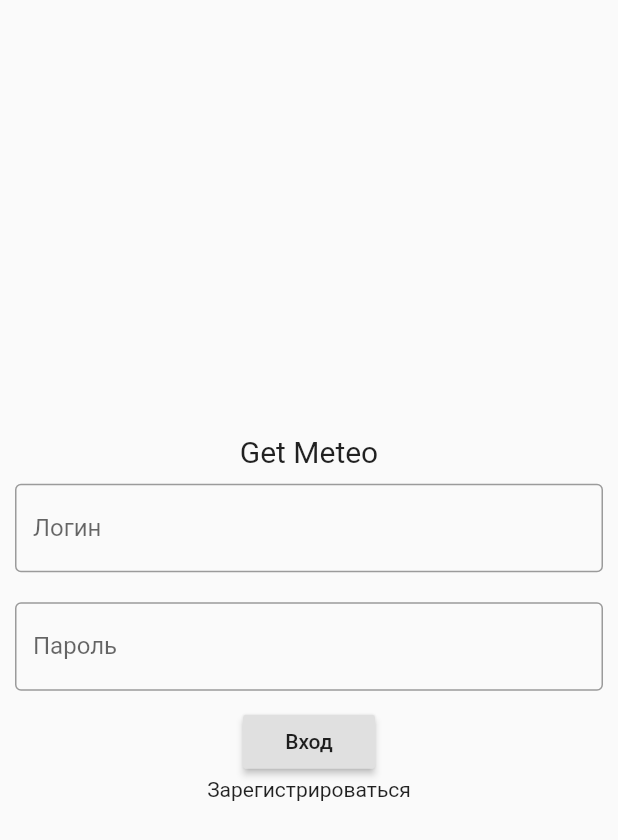
After one commit to nvsces/meteo, a Flutter app: the screen it shows after launch, after a tap on "Вход", on a phone screen of 412 x 824 dp. The commit adds this screen. Shown: the top 840 px of the screen. Run offline on Flutter 3.47's test engine with Material 2 defaults, Android fonts, the light colour scheme and no system bars; our stand-ins replace charts_flutter, cloud_firestore, firebase_auth, firebase_core, firebase_database, in_app_purchase; accounts and stored records are empty; network calls fail.

Commit message:
добавленна авторизация

```diff
--- a/lib/main.dart
+++ b/lib/main.dart
@@ -6,20 +6,28 @@ import 'package:flutter/material.dart';
 import 'package:firebase_core/firebase_core.dart';
 import 'package:in_app_purchase/in_app_purchase.dart';
 import 'package:meteo/funs.dart';
+import 'package:meteo/pages/landing_page.dart';
+import 'package:meteo/services/auth.dart';
 import 'package:meteo/widgets/charts_simple.dart';
 import 'package:meteo/models/sensor_data.dart';
 import 'package:meteo/pages/settings_page.dart';
 import 'package:meteo/services/database.dart';
 import 'package:meteo/extension_funs.dart';
+import 'package:provider/provider.dart';
+
+import 'models/user.dart';
 
 Future<void> main() async {
   WidgetsFlutterBinding.ensureInitialized();
   InAppPurchaseConnection.enablePendingPurchases();
   final FirebaseApp app = await Firebase.initializeApp();
   DatabaseService.initializeApp(app);
-  runApp(MaterialApp(
-    home: MyHomePage(),
-  ));
+  runApp(
+    MaterialApp(
+      home: StreamProvider<User>.value(
+          value: AuthService().currentUser, child: LandingPage()),
+    ),
+  );
 }
 
 class MyHomePage extends StatefulWidget {
--- /dev/null
+++ b/lib/models/user.dart
@@ -0,0 +1,8 @@
+import 'package:firebase_auth/firebase_auth.dart' as firebase;
+
+class User {
+  static String id;
+  User.fromFirebase(firebase.User user) {
+    id = user.uid;
+  }
+}
--- /dev/null
+++ b/lib/pages/auth_page.dart
@@ -0,0 +1,73 @@
+import 'package:flutter/material.dart';
+import 'package:meteo/models/user.dart';
+import 'package:meteo/services/auth.dart';
+import 'package:meteo/widgets/help_widgets.dart';
+
+class AuthorizationPage extends StatefulWidget {
+  AuthorizationPage({Key key}) : super(key: key);
+
+  @override
+  _AuthorizationPageState createState() => _AuthorizationPageState();
+}
+
+class _AuthorizationPageState extends State<AuthorizationPage> {
+  TextEditingController _loginC = TextEditingController();
+  TextEditingController _passwordC = TextEditingController();
+  bool showLogin = true;
+  String labelText = "Зарегистрироваться";
+
+  void _registrActions() async {
+    final String email = _loginC.text.trim();
+    final String password = _passwordC.text.trim();
+    User user =
+        await AuthService().registrWithEmailAndPassword(email, password);
+  }
+
+  void _loginActions() async {
+    final String email = _loginC.text.trim();
+    final String password = _passwordC.text.trim();
+    User user = await AuthService().signInWithEmailAndPassword(email, password);
+  }
+
+  @override
+  Widget build(BuildContext context) {
+    return Scaffold(
+      body: Column(
+        mainAxisAlignment: MainAxisAlignment.center,
+        crossAxisAlignment: CrossAxisAlignment.center,
+        children: <Widget>[
+          Text(
+            'Get Meteo',
+            style: TextStyle(fontSize: 20),
+          ),
+          Padding(
+            padding: EdgeInsets.all(10),
+            child: TextField(
+                controller: _loginC,
+                textAlign: TextAlign.center,
+                decoration: inputDecorationBuild(labelText: 'Логин')),
+          ),
+          Padding(
+            padding: EdgeInsets.all(10),
+            child: TextField(
+              obscureText: true,
+              controller: _passwordC,
+              decoration: inputDecorationBuild(labelText: 'Пароль'),
+            ),
+          ),
+          showLogin
+              ? RaisedButton(child: Text('Вход'), onPressed: _loginActions)
+              : RaisedButton(
+                  child: Text('Регистрация'), onPressed: _registrActions),
+          GestureDetector(
+              onTap: () {
+                setState(() {
+                  showLogin = !showLogin;
+                });
+              },
+              child: Text(showLogin ? "Зарегистрироваться" : "Войти"))
+        ],
+      ),
+    );
+  }
+}
--- /dev/null
+++ b/lib/pages/landing_page.dart
@@ -0,0 +1,16 @@
+import 'package:flutter/material.dart';
+import 'package:meteo/main.dart';
+import 'package:meteo/models/user.dart';
+import 'package:meteo/pages/auth_page.dart';
+import 'package:provider/provider.dart';
+
+class LandingPage extends StatelessWidget {
+  const LandingPage({Key key}) : super(key: key);
+
+  @override
+  Widget build(BuildContext context) {
+    final User user = context.watch<User>();
+    final bool isLoggedIn = user != null;
+    return isLoggedIn ? MyHomePage() : AuthorizationPage();
+  }
+}
--- /dev/null
+++ b/lib/services/auth.dart
@@ -0,0 +1,39 @@
+import 'package:firebase_auth/firebase_auth.dart' as firebase;
+import 'package:meteo/models/user.dart';
+
+class AuthService {
+  final firebase.FirebaseAuth _fAuth = firebase.FirebaseAuth.instance;
+
+  Future<User> signInWithEmailAndPassword(String email, String password) async {
+    try {
+      var result = await _fAuth.signInWithEmailAndPassword(
+          email: email, password: password);
+      firebase.User user = result.user;
+      return User.fromFirebase(user);
+    } catch (e) {
+      print(e);
+      return null;
+    }
+  }
+
+  Future<User> registrWithEmailAndPassword(
+      String email, String password) async {
+    try {
+      var result = await _fAuth.createUserWithEmailAndPassword(
+          email: email, password: password);
+      firebase.User user = result.user;
+      return User.fromFirebase(user);
+    } catch (e) {
+      return null;
+    }
+  }
+
+  Future logOut() async {
+    await _fAuth.signOut();
+  }
+
+  Stream<User> get currentUser {
+    return _fAuth.authStateChanges().map(
+        (firebase.User user) => user != null ? User.fromFirebase(user) : null);
+  }
+}
--- /dev/null
+++ b/lib/widgets/help_widgets.dart
@@ -0,0 +1,8 @@
+import 'package:flutter/material.dart';
+
+InputDecoration inputDecorationBuild({String labelText}) {
+  return InputDecoration(
+    border: OutlineInputBorder(),
+    labelText: labelText,
+  );
+}
--- a/pubspec.yaml
+++ b/pubspec.yaml
@@ -34,7 +34,8 @@ dependencies:
   cloud_firestore: ^2.0.0
   in_app_purchase: ^0.5.2
   flutter_launcher_icons: "^0.8.0"
-  animations: ^2.0.0
+  firebase_auth: ^1.1.4
+  provider: ^4.3.3
 
 dev_dependencies:
   flutter_test:
```
Also changed, not shown: lib/pages/settings_page.dart (+9 -3 lines), lib/services/database.dart (+6 -6 lines), pubspec.lock.
